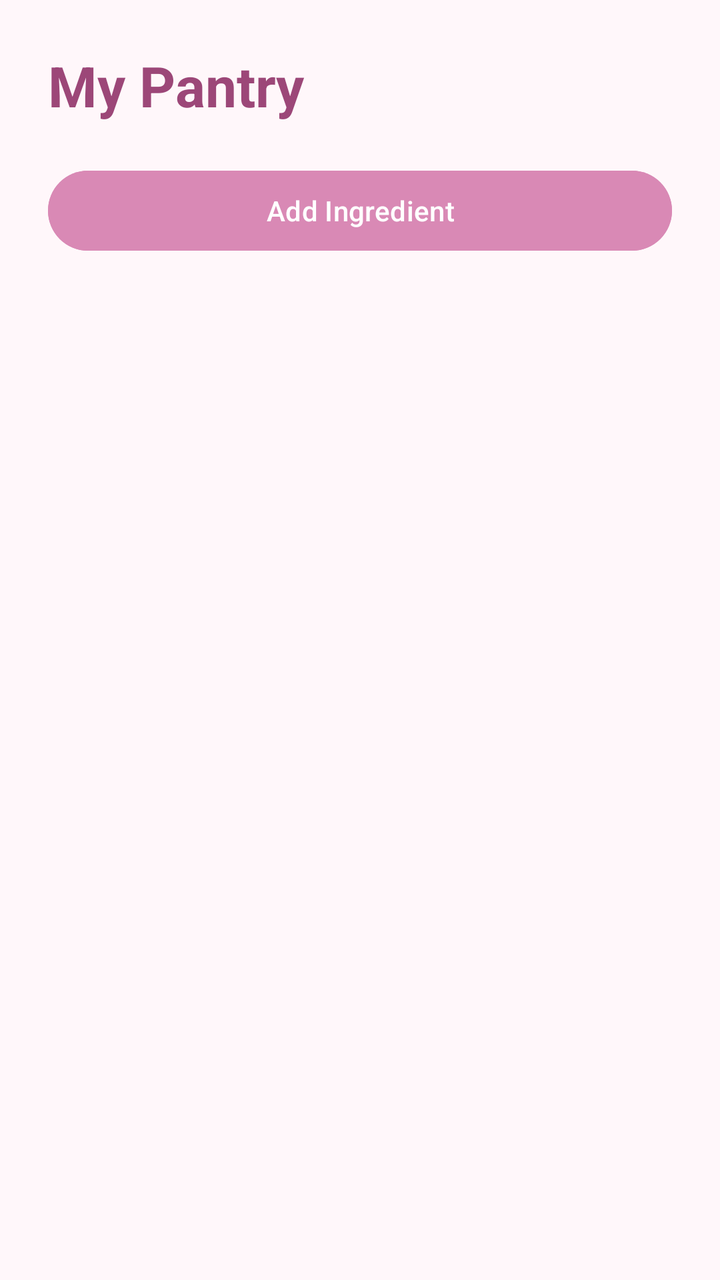
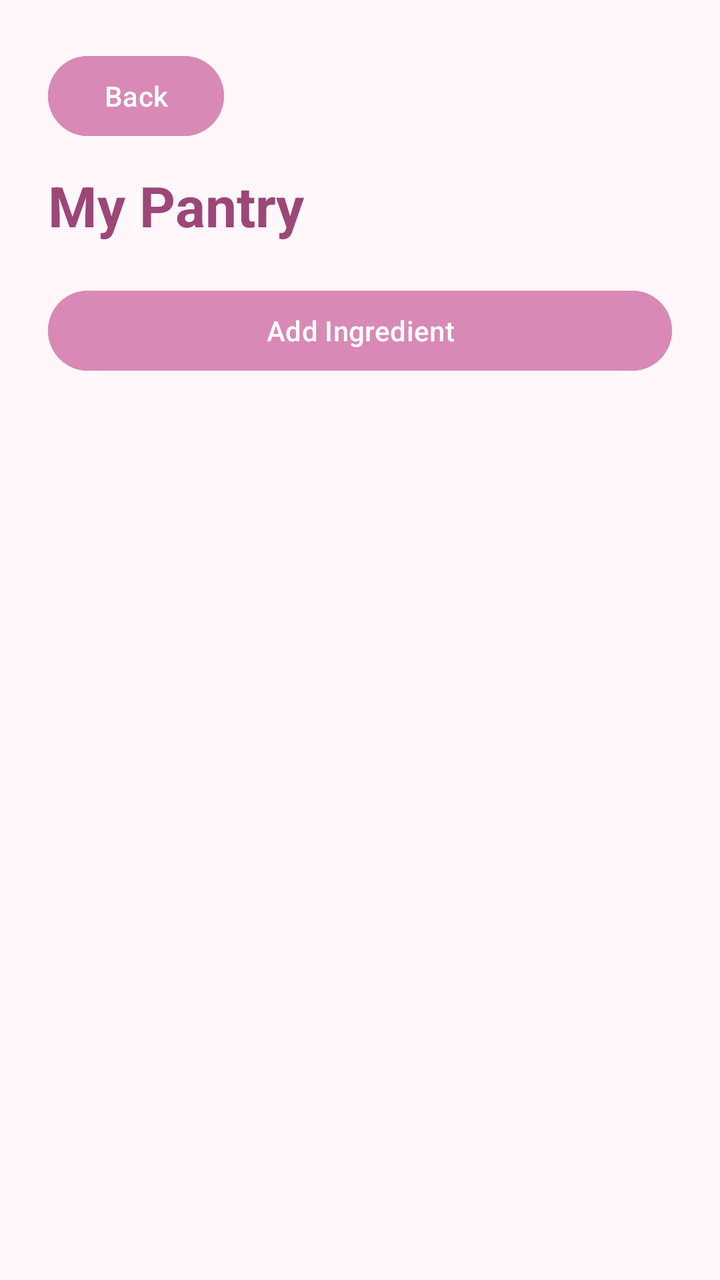

Screens rendered from an Android XML layout before and after an edit, with the pre-edit source and the edit as a unified diff.
<!-- AndroidManifest.xml: application theme Theme.SmartPantryManagerJava -->
<!-- res/layout/activity_pantry.xml -->
<?xml version="1.0" encoding="utf-8"?>
<LinearLayout xmlns:android="http://schemas.android.com/apk/res/android"
    android:layout_width="match_parent"
    android:layout_height="match_parent"
    android:orientation="vertical"
    android:background="#FFF7FA"
    android:padding="24dp">

    <TextView
        android:layout_width="match_parent"
        android:layout_height="wrap_content"
        android:text="My Pantry"
        android:textColor="#9C4778"
        android:textSize="28sp"
        android:textStyle="bold"
        android:layout_marginBottom="20dp" />

    <Button
        android:id="@+id/btnAddIngredient"
        android:layout_width="match_parent"
        android:layout_height="wrap_content"
        android:text="Add Ingredient"
        android:backgroundTint="#D989B5"
        android:textColor="#FFFFFF" />

    <ScrollView
        android:layout_width="match_parent"
        android:layout_height="0dp"
        android:layout_weight="1"
        android:layout_marginTop="16dp">

        <LinearLayout
            android:id="@+id/ingredientContainer"
            android:layout_width="match_parent"
            android:layout_height="wrap_content"
            android:orientation="vertical" />

    </ScrollView>

</LinearLayout>
<!-- resources referenced by this layout -->
<resources>
  <style name="Theme.SmartPantryManagerJava" parent="Base.Theme.SmartPantryManagerJava" />
  <style name="Base.Theme.SmartPantryManagerJava" parent="Theme.Material3.DayNight.NoActionBar">
          
          
      </style>
</resources>

<!-- the commit's change to res/layout/activity_pantry.xml (unified diff, before → after) -->
@@ -6,6 +6,14 @@
     android:background="#FFF7FA"
     android:padding="24dp">
 
+    <Button
+        android:id="@+id/btnBack"
+        android:layout_width="wrap_content"
+        android:layout_height="wrap_content"
+        android:text="Back"
+        android:backgroundTint="#D989B5"
+        android:textColor="#FFFFFF" />
+
     <TextView
         android:layout_width="match_parent"
         android:layout_height="wrap_content"
@@ -13,6 +21,7 @@
         android:textColor="#9C4778"
         android:textSize="28sp"
         android:textStyle="bold"
+        android:layout_marginTop="12dp"
         android:layout_marginBottom="20dp" />
 
     <Button
